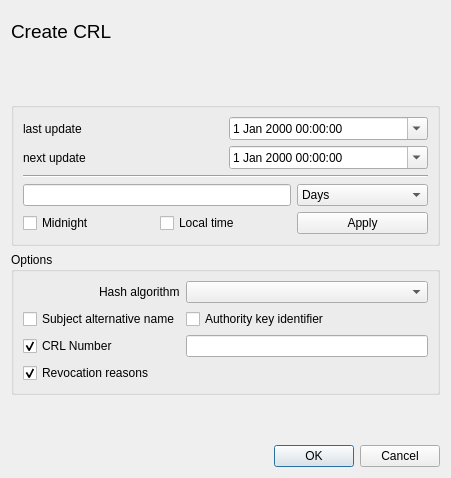
Before: the Qt Designer form ui/NewCrl.ui in chris2511/xca, drawn with Qt 5.
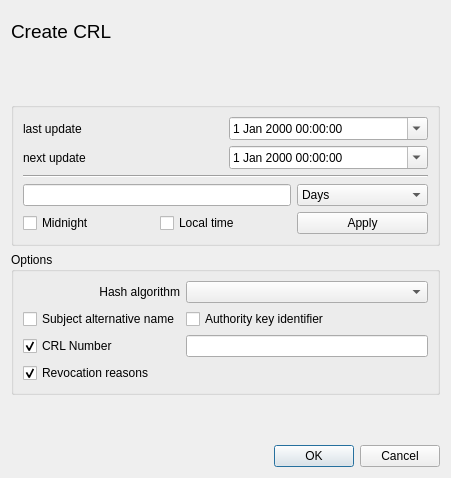
After: the same form once the commit is applied. Custom widgets are drawn as their Qt base class.

Commit message: Assure compatibility with Qt 4.6

The edit to the form file:
```diff
--- a/ui/NewCrl.ui
+++ b/ui/NewCrl.ui
@@ -219,11 +219,14 @@
       <item row="0" column="1">
        <widget class="hashBox" name="hashAlgo"/>
       </item>
-      <item row="0" column="0" alignment="Qt::AlignRight">
+      <item row="0" column="0">
        <widget class="QLabel" name="label_3">
         <property name="text">
          <string>Hash algorithm</string>
         </property>
+        <property name="alignment">
+         <set>Qt::AlignRight|Qt::AlignTrailing|Qt::AlignVCenter</set>
+        </property>
        </widget>
       </item>
      </layout>
```
The commit also changes 1 other file.
